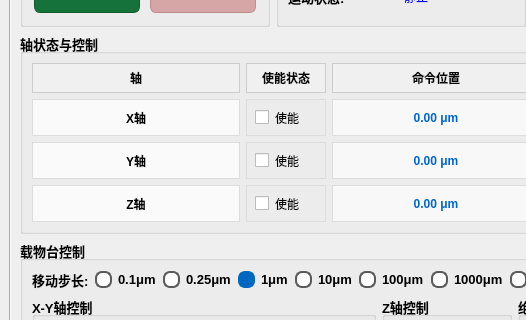
This is src/ui/MutiCamApp.ui in NicoleKJ9721/MutiCamApp as Qt 5 draws it before an edit; both pictures show x 0 to 526 and y 140 to 460 of the 1014 by 739 pixel window. The edited form follows.
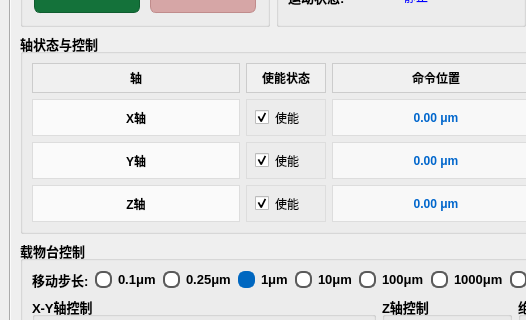
This is the edited form. The open tabs and pages were chosen to show the change.

Commit message:
🔧 chore(MutiCamApp): 调整MutiCamApp UI配置
- 将MutiCamApp.ui中多个布尔属性从false修改为true。

```diff
--- a/src/ui/MutiCamApp.ui
+++ b/src/ui/MutiCamApp.ui
@@ -4102,7 +4102,7 @@
                   <string>使能</string>
                  </property>
                  <property name="checked">
-                  <bool>false</bool>
+                  <bool>true</bool>
                  </property>
                 </widget>
                </item>
@@ -4185,7 +4185,7 @@
                   <string>使能</string>
                  </property>
                  <property name="checked">
-                  <bool>false</bool>
+                  <bool>true</bool>
                  </property>
                 </widget>
                </item>
@@ -4268,7 +4268,7 @@
                   <string>使能</string>
                  </property>
                  <property name="checked">
-                  <bool>false</bool>
+                  <bool>true</bool>
                  </property>
                 </widget>
                </item>
```
